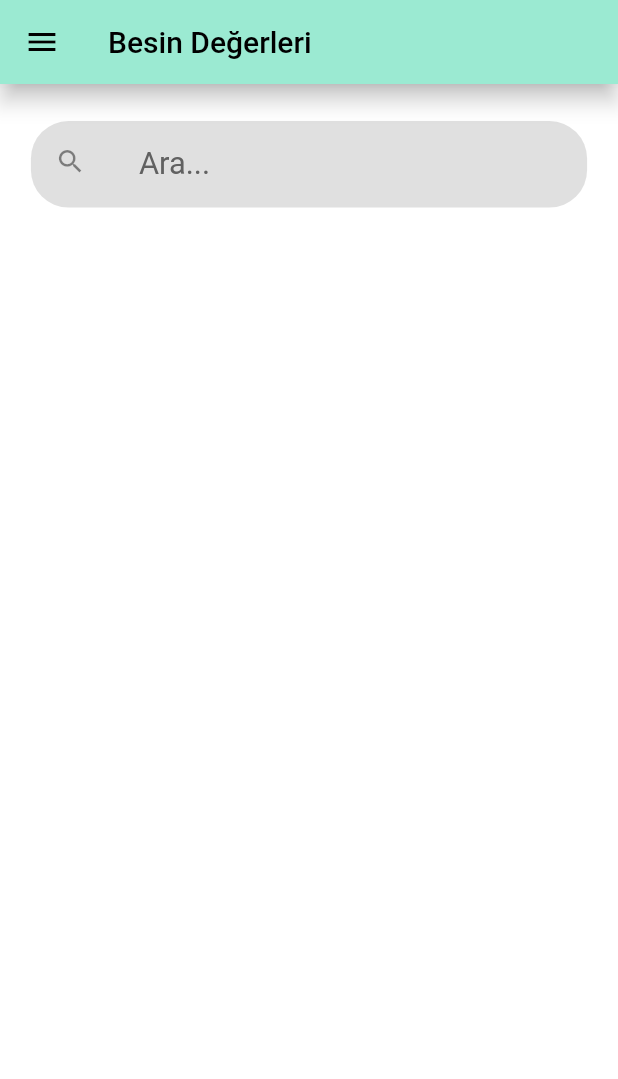
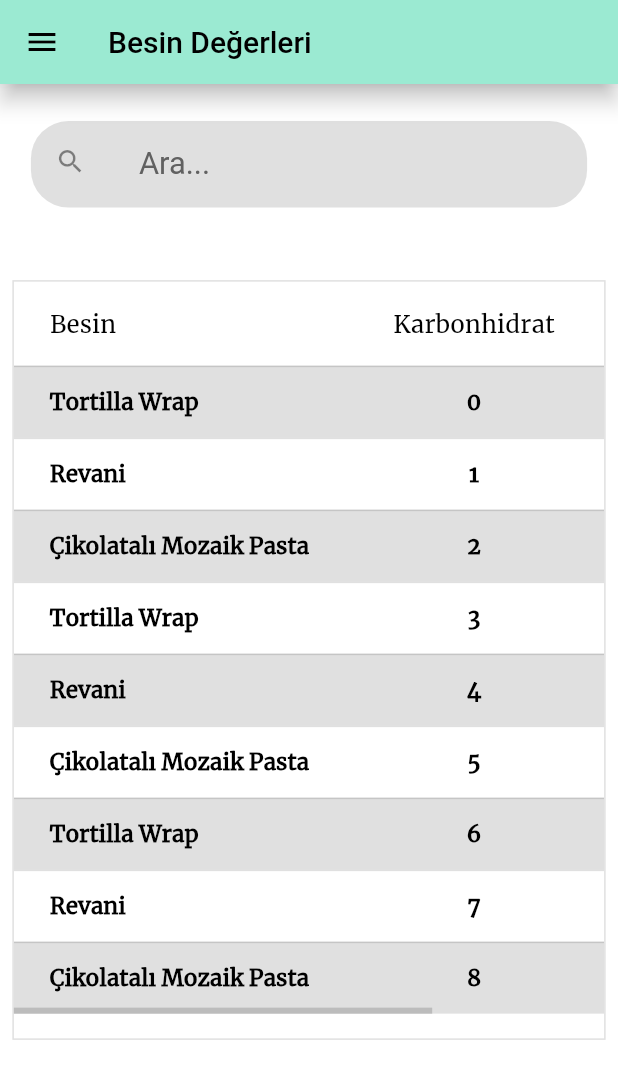
Before and after one commit to rabiaokatan/DiabetesApp, a Flutter app: the NutritionalValuesScreen screen opened directly, on a phone screen of 412 x 824 dp. Shown: the top 1079 px of the screen. Run offline on Flutter 3.47's test engine with Material 2 defaults, Android fonts, the light colour scheme and no system bars.

Commit message:
Nutritional Values table added

```diff
--- /dev/null
+++ b/lib/models/nutritional_values.dart
@@ -0,0 +1,55 @@
+class NutritionalValue{
+  int id;
+  String name;
+  String image;
+
+  NutritionalValue({required this.id, required this.name, required this.image});
+}
+
+List<NutritionalValue> nutritionalValuesList=[
+NutritionalValue(
+  id:0,
+  name:'Tortilla Wrap',
+  image:'assets/images/tortilla-wrap.jpg',
+  ),
+  NutritionalValue(
+    id:1,
+    name:'Revani',
+    image:'assets/images/tortilla-wrap.jpg',
+  ),
+  NutritionalValue(
+    id:2,
+    name: 'Çikolatalı Mozaik Pasta',
+    image:'assets/images/tortilla-wrap.jpg',
+  ),
+  NutritionalValue(
+  id:3,
+  name:'Tortilla Wrap',
+  image:'assets/images/tortilla-wrap.jpg',
+  ),
+ NutritionalValue(
+    id:4,
+    name:'Revani',
+    image:'assets/images/tortilla-wrap.jpg',
+  ),
+  NutritionalValue(
+    id:5,
+    name: 'Çikolatalı Mozaik Pasta',
+    image:'assets/images/tortilla-wrap.jpg',
+  ),
+  NutritionalValue(
+  id:6,
+  name:'Tortilla Wrap',
+  image:'assets/images/tortilla-wrap.jpg',
+  ),
+NutritionalValue(
+    id:7,
+    name:'Revani',
+    image:'assets/images/tortilla-wrap.jpg',
+  ),
+  NutritionalValue(
+    id:8,
+    name: 'Çikolatalı Mozaik Pasta',
+    image:'assets/images/tortilla-wrap.jpg',
+  ),
+];
--- a/lib/screens/nutritional_values_screen.dart
+++ b/lib/screens/nutritional_values_screen.dart
@@ -1,6 +1,9 @@
 import 'package:flutter/material.dart';
+import 'package:flutter/rendering.dart';
+import 'package:flutter_diabetes_app/models/nutritional_values.dart';
 import 'package:flutter_diabetes_app/responsive.dart';
 import 'package:flutter_diabetes_app/screens/constants.dart';
+import 'package:flutter_diabetes_app/screens/home_screen.dart';
 import 'package:flutter_diabetes_app/widget/side_menu.dart';
 
 class NutritionalValuesScreen extends StatefulWidget {
@@ -38,23 +41,122 @@ class _NutritionalValuesScreenState extends State<NutritionalValuesScreen> {
           children: [
             isDesktop ? SideMenu() : Container(),
             Padding(
-               padding:isDesktop ? EdgeInsets.only(left:_size.width*0.7, top: _size.height*0.04, bottom:_size.height*0.03, right:_size.width*0.05 ) : EdgeInsets.symmetric(vertical: _size.height*0.03, horizontal:_size.width*0.05 ),
+              padding: isDesktop
+                  ? EdgeInsets.only(
+                      left: _size.width * 0.7,
+                      top: _size.height * 0.04,
+                      bottom: _size.height * 0.03,
+                      right: _size.width * 0.05)
+                  : EdgeInsets.symmetric(
+                      vertical: _size.height * 0.03,
+                      horizontal: _size.width * 0.05),
               child: Container(
-                width: _size.width * ( isDesktop ? 0.3 : 0.98),
+                width: _size.width * (isDesktop ? 0.3 : 0.98),
                 height: _size.height * 0.07,
                 decoration: BoxDecoration(
                   color: Colors.grey[300],
-                 borderRadius: BorderRadius.circular(isTablet ? 50 : 25),
+                  borderRadius: BorderRadius.circular(isTablet ? 50 : 25),
                 ),
-                child:  ListTile(
-                  leading: Icon(Icons.search, size: isMobile ? _size.width*0.05 : isTablet ? _size.width*0.04 : _size.width*0.015,),
-                  title:  TextField(
-                     decoration: InputDecoration(hintText: 'Ara...', hintStyle: TextStyle(color: Colors.grey[700], fontSize: isMobile ? _size.width*0.05 : isTablet ? _size.width*0.04 : _size.width*0.015 ), border: InputBorder.none),
-                     ),
+                child: ListTile(
+                  leading: Icon(
+                    Icons.search,
+                    size: isMobile
+                        ? _size.width * 0.05
+                        : isTablet
+                            ? _size.width * 0.04
+                            : _size.width * 0.015,
+                  ),
+                  title: TextField(
+                    decoration: InputDecoration(
+                        hintText: 'Ara...',
+                        hintStyle: TextStyle(
+                            color: Colors.grey[700],
+                            fontSize: isMobile
+                                ? _size.width * 0.05
+                                : isTablet
+                                    ? _size.width * 0.04
+                                    : _size.width * 0.015),
+                        border: InputBorder.none),
+                  ),
                 ),
               ),
             ),
-
+            Padding(
+              padding: isDesktop
+                  ? EdgeInsets.only(left: _size.width * 0.18)
+                  : EdgeInsets.symmetric(horizontal: _size.width * 0.02, vertical: _size.height*0.06),
+              child: Center(
+                child: Container(
+                  padding: EdgeInsets.only(bottom: _size.height * 0.02),
+                  decoration: BoxDecoration(
+                      border: Border.all(color: Colors.grey.shade300)),
+                  child: Scrollbar(
+                    isAlwaysShown: true,
+                    controller: ScrollController(),
+                    child: SingleChildScrollView(
+                      scrollDirection: Axis.horizontal,
+                      child: DataTable(
+                        columnSpacing: isDesktop ? _size.width*0.1 : 56,
+                        columns: const <DataColumn>[
+                          DataColumn(
+                            label: Text(
+                              "Besin",
+                              style: TextStyle(
+                                fontSize: 16,
+                                fontFamily: 'Merriweather',
+                              ),
+                            ),
+                          ),
+                          DataColumn(
+                            label: Text(
+                              "Karbonhidrat",
+                              style: TextStyle(
+                                fontSize: 16,
+                                fontFamily: 'Merriweather',
+                              ),
+                            ),
+                          ),
+                          DataColumn(
+                            label: Text(
+                              "Yağ",
+                              style: TextStyle(
+                                fontSize: 16,
+                                fontFamily: 'Merriweather',
+                              ),
+                            ),
+                          ),
+                          DataColumn(
+                            label: Text(
+                              "Yağ",
+                              style: TextStyle(
+                                fontSize: 16,
+                                fontFamily: 'Merriweather',
+                              ),
+                            ),
+                          ),
+                        ],
+                        rows: nutritionalValuesList.map((item) {
+                          return DataRow(
+                              color: MaterialStateProperty.resolveWith<Color>(
+                                  (Set<MaterialState> states) {
+                                if (item.id % 2 == 0)
+                                  return Colors.grey.shade300;
+                                return Colors
+                                    .transparent; // Use the default value.
+                              }),
+                              cells: [
+                                DataCell(Text(item.name)),
+                                DataCell(Center(child: Text(item.id.toString()))),
+                                DataCell(Center(child: Text(item.id.toString()))),
+                                DataCell(Center(child: Text(item.id.toString()))),
+                              ]);
+                        }).toList(),
+                      ),
+                    ),
+                  ),
+                ),
+              ),
+            ),
           ],
         ),
       ),
```
